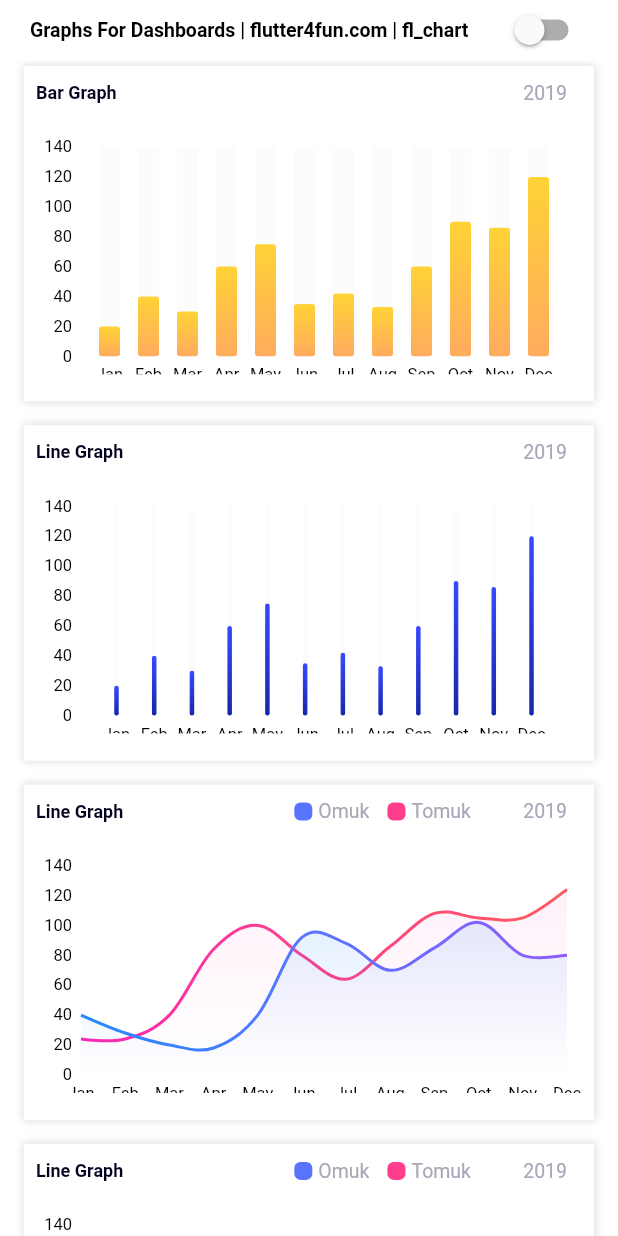
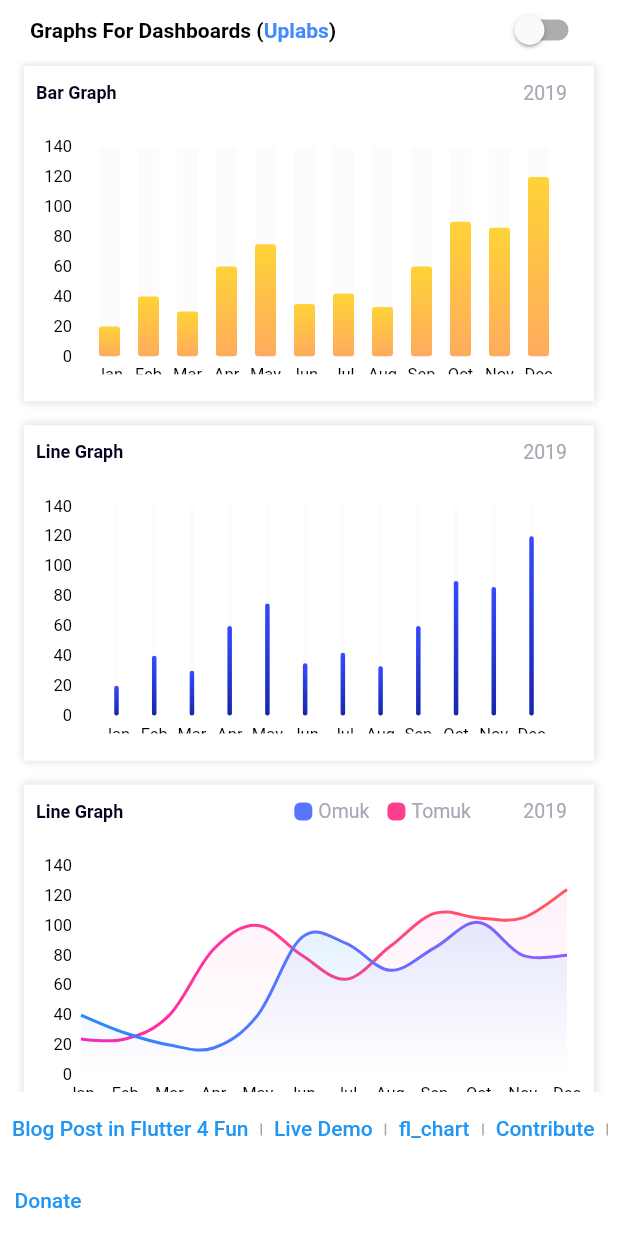
Before and after one commit to bradrushworth/amber, a Flutter app: the screen it shows after launch, on a phone screen of 412 x 824 dp. Run offline on Flutter 3.47's test engine with Material 2 defaults, Android fonts, the phone set to English and light mode, and no system bars; drawn by our look-alikes of fl_chart.

Commit message:
Add footer links

```diff
--- a/lib/main.dart
+++ b/lib/main.dart
@@ -1,11 +1,14 @@
+import 'package:flutter/gestures.dart';
 import 'package:flutter/material.dart';
 import 'package:provider/provider.dart';
 import 'package:ui_challenge_7/bar_chart1.dart';
 import 'package:ui_challenge_7/my_theme_model.dart';
+import 'package:ui_challenge_7/utils.dart';
 
 import 'bar_chart2.dart';
 import 'line_chart1.dart';
 import 'line_chart2.dart';
+import 'package:flutter/foundation.dart' show kIsWeb;
 
 void main() {
   runApp(
@@ -54,7 +57,9 @@ class HomePage extends StatelessWidget {
         return Scaffold(
           backgroundColor:
               themeModel.isDark() ? const Color(0xFF20202A) : Colors.white,
-          body: LayoutBuilder(builder: (context, constraints) {
+          body: Stack(
+            children: [
+              LayoutBuilder(builder: (context, constraints) {
                 return Column(
                   children: [
                     Container(
@@ -62,12 +67,27 @@ class HomePage extends StatelessWidget {
                       padding: const EdgeInsets.symmetric(horizontal: 20),
                       child: Row(
                         children: [
-                      Text(
-                        'Graphs For Dashboards | flutter4fun.com | fl_chart',
+                          RichText(
+                            text: TextSpan(
+                              text: 'Graphs For Dashboards (',
                               style: TextStyle(
-                          color:
-                              themeModel.isDark() ? Colors.white : Colors.black,
+                                color: themeModel.isDark()
+                                    ? Colors.white
+                                    : Colors.black,
                                 fontWeight: FontWeight.bold,
+                              ),
+                              children: [
+                                TextSpan(
+                                  text: 'Uplabs',
+                                  style: TextStyle(color: Theme.of(context).textTheme.button?.color ?? Colors.blueAccent),
+                                  recognizer: TapGestureRecognizer()
+                                    ..onTap = () {
+                                      Utils.launchURL(
+                                          'https://www.uplabs.com/posts/dashboard-chart-elements-ui-kit-figma');
+                                    },
+                                ),
+                                const TextSpan(text: ')'),
+                              ],
                             ),
                           ),
                           Expanded(child: Container()),
@@ -97,11 +117,76 @@ class HomePage extends StatelessWidget {
                         ],
                       ),
                     ),
+                    Container(
+                      color: themeModel.isDark() ? const Color(0xFF20202A) : Colors.white,
+                      width: double.infinity,
+                      child: Wrap(
+                        crossAxisAlignment: WrapCrossAlignment.center,
+                        children: [
+                          TextButton(
+                            onPressed: () {
+                              Utils.launchURL(
+                                  'https://flutter4fun.com/ui-challenge-7');
+                            },
+                            child: const Text('Blog Post in Flutter 4 Fun'),
+                          ),
+                          if (!kIsWeb) ...[
+                            const MyDivider(),
+                            TextButton(
+                              onPressed: () {
+                                //
+                              },
+                              child: const Text('Live Demo'),
+                            ),
+                          ],
+                          const MyDivider(),
+                          TextButton(
+                            onPressed: () {
+                              Utils.launchURL(
+                                  'https://pub.dev/packages/fl_chart');
+                            },
+                            child: const Text('fl_chart'),
+                          ),
+                          const MyDivider(),
+                          TextButton(
+                            onPressed: () {
+                              Utils.launchURL(
+                                  'https://github.com/imaNNeoFighT/fl_chart/blob/master/CONTRIBUTING.md');
+                            },
+                            child: const Text('Contribute'),
+                          ),
+                          const MyDivider(),
+                          TextButton(
+                            onPressed: () {
+                              Utils.launchURL(
+                                  'https://www.buymeacoffee.com/fl_chart');
+                            },
+                            child: const Text('Donate'),
+                          ),
+                        ],
+                      ),
+                    ),
                   ],
                 );
               }),
+            ],
+          ),
         );
       },
+    );
+  }
+}
+
+class MyDivider extends StatelessWidget {
+  const MyDivider({Key? key}) : super(key: key);
+
+  @override
+  Widget build(BuildContext context) {
+    return Container(
+      height: 8,
+      width: 1,
+      color: const Color(0xFFA7A7A7),
+      margin: const EdgeInsets.only(top: 2),
     );
   }
 }
--- /dev/null
+++ b/lib/utils.dart
@@ -0,0 +1,7 @@
+
+import 'package:url_launcher/url_launcher.dart';
+
+class Utils {
+  static void launchURL(String url) async =>
+      await canLaunch(url) ? await launch(url) : throw 'Could not launch $url';
+}
--- a/pubspec.yaml
+++ b/pubspec.yaml
@@ -36,6 +36,7 @@ dependencies:
   cupertino_icons: ^1.0.2
   fl_chart: ^0.40.2
   provider: ^6.0.0
+  url_launcher: ^6.0.13
 
 dev_dependencies:
   flutter_test:
```
Lines whose indentation alone changed are shown as unchanged.
